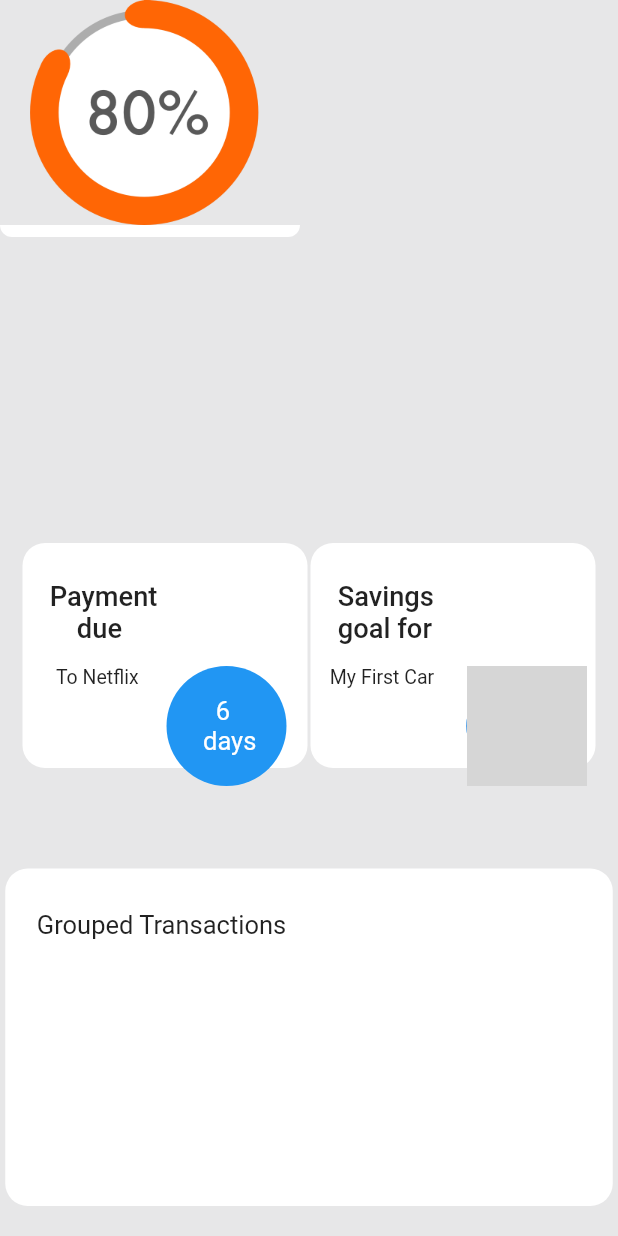
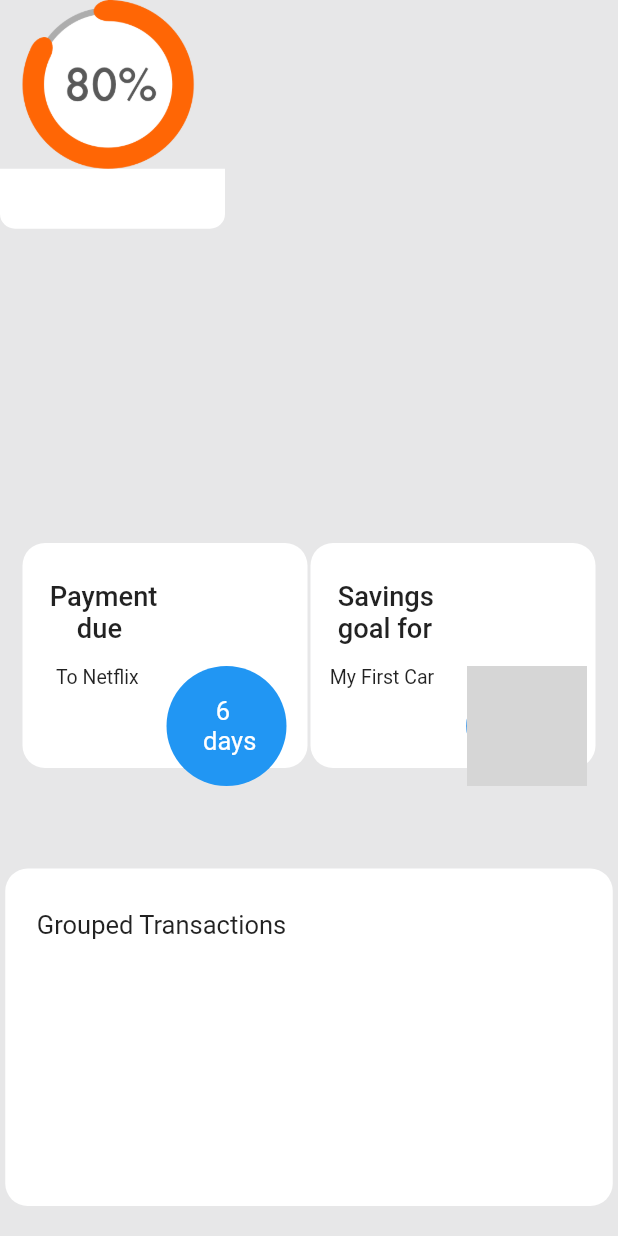
Before and after one commit to dfodeker/Credia, a Flutter app: the AccountsPage screen opened directly, on a phone screen of 412 x 824 dp. Run offline on Flutter 3.47's test engine with Material 2 defaults, Android fonts, the light colour scheme and no system bars; our stand-ins replace cached_network_image, flutter_svg, font_awesome_flutter; network calls fail; grey boxes are pictures that could not be loaded.

```diff
--- a/credia_app/lib/accounts_page.dart
+++ b/credia_app/lib/accounts_page.dart
@@ -235,13 +235,13 @@ class Body extends StatelessWidget {
     return SingleChildScrollView(
       child: Column(children: <Widget>[
         SizedBox(
-          width: 200.0,
-          height: 200.0,
+          width: 150.0,
+          height: 150.0,
           child: Column(
             children: <Widget>[
               Image.asset("assets/loading_80.png"),
               Container(
-                padding: EdgeInsets.all(4),
+                padding: EdgeInsets.only(top: 40.0),
                 decoration: const BoxDecoration(
                     color: Colors.white,
                     borderRadius: BorderRadius.only(
--- a/credia_app/lib/main.dart
+++ b/credia_app/lib/main.dart
@@ -193,7 +193,7 @@ class MainPage extends StatefulWidget {
 class _MainPageState extends State<MainPage> {
   int _currentIndex = 0;
   final List _children = [
-    Restructure(),
+    AccountsPage(),
     VirtualCardsPage(),
     TransactionsPage(),
     PaymentsPage(),
```
Also changed, not shown: credia_app/lib/accounts_restructured.dart (+30 -31 lines).
